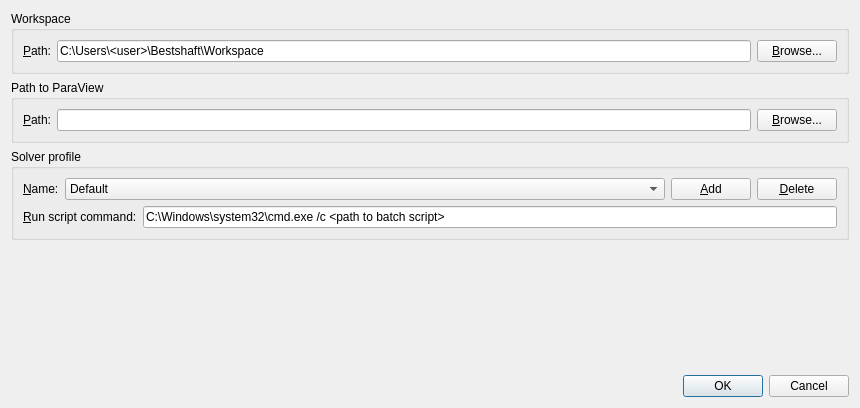
f55desu/bestshaft, file extension/src/settingsdialog.ui: the form before one commit.
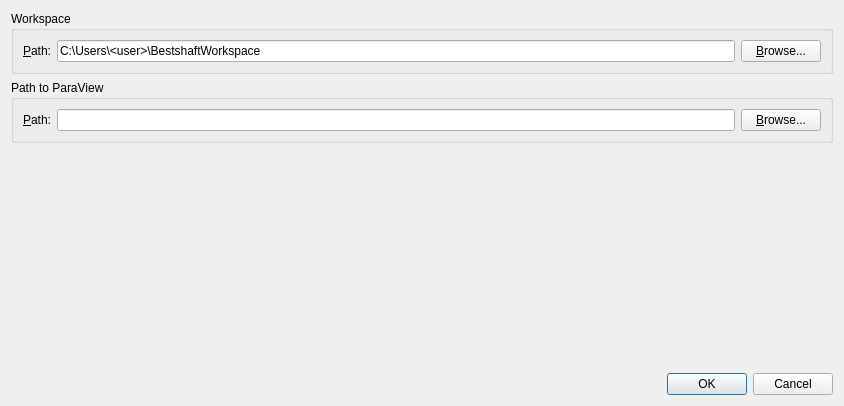
The form after the commit.

Diff of the .ui file:
```diff
--- a/extension/src/settingsdialog.ui
+++ b/extension/src/settingsdialog.ui
@@ -6,8 +6,8 @@
    <rect>
     <x>0</x>
     <y>0</y>
-    <width>860</width>
-    <height>408</height>
+    <width>844</width>
+    <height>406</height>
    </rect>
   </property>
   <property name="windowTitle">
@@ -38,7 +38,7 @@
         <item>
          <widget class="QLineEdit" name="workspaceLineEdit">
           <property name="text">
-           <string>C:\Users\&lt;user&gt;\Bestshaft\Workspace</string>
+           <string>C:\Users\&lt;user&gt;\BestshaftWorkspace</string>
           </property>
           <property name="readOnly">
            <bool>true</bool>
@@ -100,82 +100,6 @@
      </layout>
     </widget>
    </item>
-   <item>
-    <widget class="QGroupBox" name="groupBox">
-     <property name="title">
-      <string>Solver profile</string>
-     </property>
-     <property name="flat">
-      <bool>true</bool>
-     </property>
-     <layout class="QVBoxLayout" name="verticalLayout_2">
-      <item>
-       <layout class="QHBoxLayout" name="horizontalLayout_2">
-        <item>
-         <widget class="QLabel" name="label_2">
-          <property name="text">
-           <string>&amp;Name:</string>
-          </property>
-          <property name="buddy">
-           <cstring>comboBox</cstring>
-          </property>
-         </widget>
-        </item>
-        <item>
-         <widget class="QComboBox" name="comboBox">
-          <property name="sizePolicy">
-           <sizepolicy hsizetype="MinimumExpanding" vsizetype="Fixed">
-            <horstretch>0</horstretch>
-            <verstretch>0</verstretch>
-           </sizepolicy>
-          </property>
-          <item>
-           <property name="text">
-            <string>Default</string>
-           </property>
-          </item>
-         </widget>
-        </item>
-        <item>
-         <widget class="QPushButton" name="pushButton_2">
-          <property name="text">
-           <string>&amp;Add</string>
-          </property>
-         </widget>
-        </item>
-        <item>
-         <widget class="QPushButton" name="pushButton_3">
-          <property name="text">
-           <string>&amp;Delete</string>
-          </property>
-         </widget>
-        </item>
-       </layout>
-      </item>
-      <item>
-       <layout class="QHBoxLayout" name="horizontalLayout_3">
-        <item>
-         <widget class="QLabel" name="label_3">
-          <property name="text">
-           <string>&amp;Run script command:</string>
-          </property>
-          <property name="buddy">
-           <cstring>lineEdit_2</cstring>
-          </property>
-         </widget>
-        </item>
-        <item>
-         <widget class="QLineEdit" name="lineEdit_2">
-          <property name="text">
-           <string>C:\Windows\system32\cmd.exe /c &lt;path to batch script&gt;</string>
-          </property>
-         </widget>
-        </item>
-       </layout>
-      </item>
-     </layout>
-    </widget>
-   </item>
    <item>
     <spacer name="verticalSpacer">
      <property name="orientation">
```
